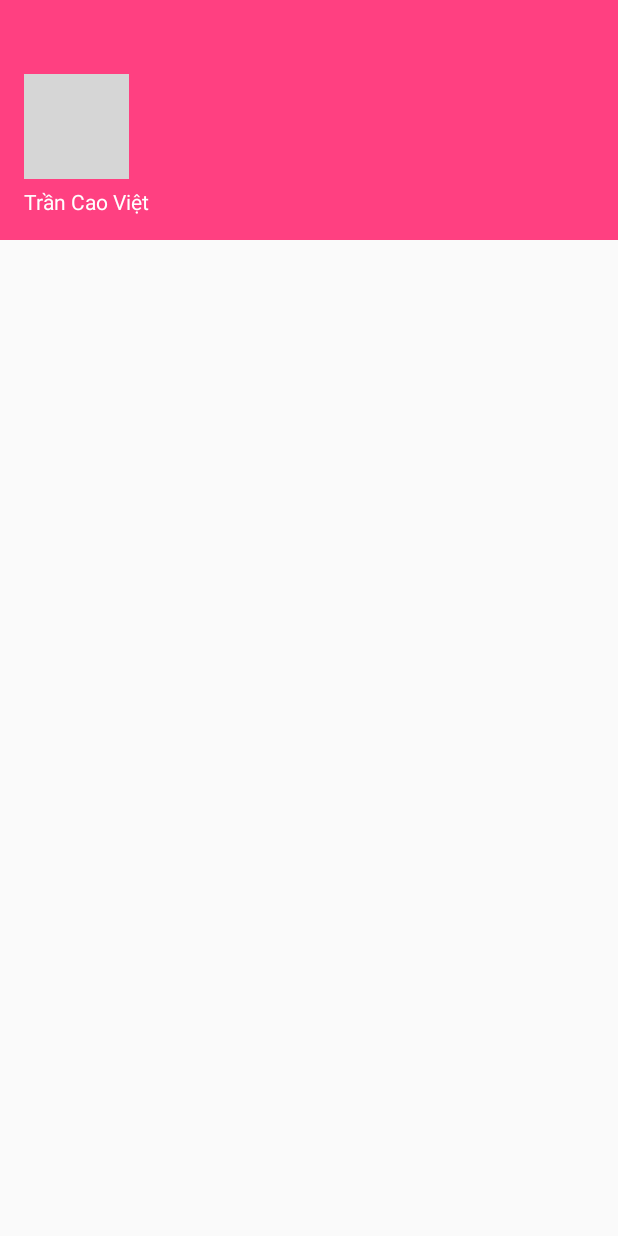
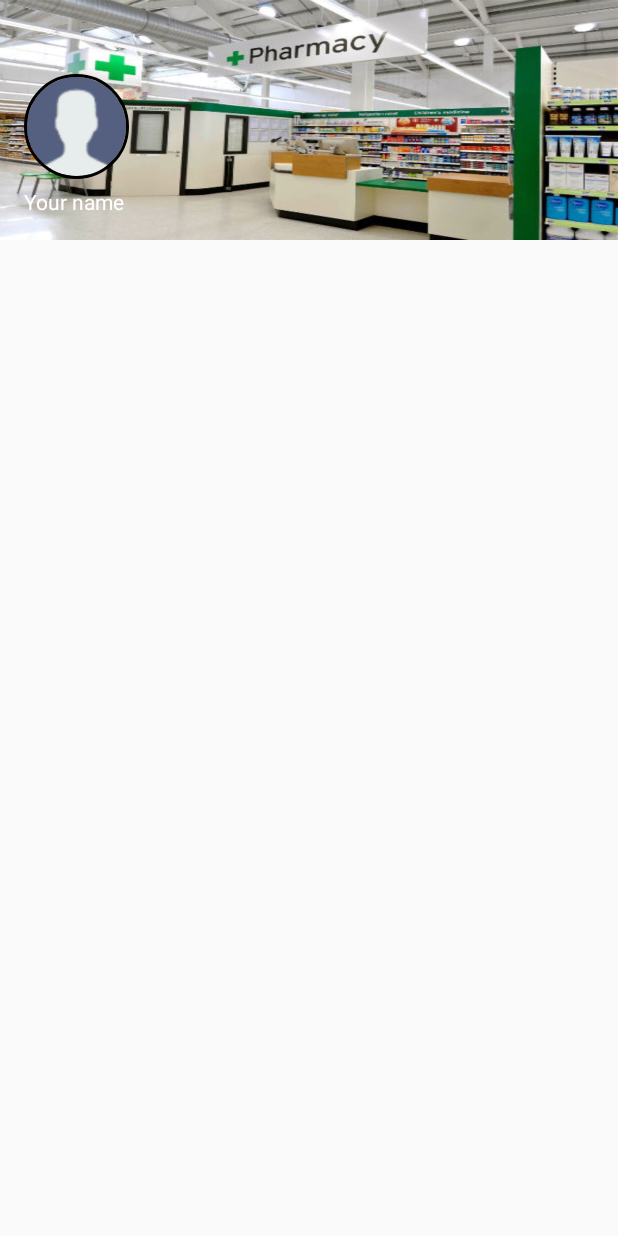
Before and after one commit to trancaoviet7514/HealthyCare, an Android app: the layout nav_header_main.xml on its own in the app's theme, with its tools: preview values and no code run, on a phone screen of 412 x 824 dp. Run offline under Robolectric (Android 15) with nearby library versions, the phone set to English and light mode, and no system bars; grey boxes are pictures that could not be loaded.

Commit message:
Update navigation bar UI

```diff
--- a/app/src/main/res/layout/nav_header_main.xml
+++ b/app/src/main/res/layout/nav_header_main.xml
@@ -9,7 +9,7 @@
     android:paddingLeft="@dimen/activity_horizontal_margin"
     android:paddingRight="@dimen/activity_horizontal_margin"
     android:paddingTop="@dimen/activity_vertical_margin"
-    android:background="@color/colorAccent">
+    android:background="@drawable/cover_background_default">
 
 
     <de.hdodenhof.circleimageview.CircleImageView
@@ -17,7 +17,7 @@
         android:id="@+id/profile_image"
         android:layout_width="70dp"
     android:layout_height="70dp"
-    android:src="@drawable/avatar"
+    android:src="@drawable/avatar_default"
     app:civ_border_width="2dp"
     app:civ_border_color="#FF000000"/>
 
@@ -28,7 +28,7 @@
         android:textColor="#fff"
         android:layout_marginTop="5dp"
         android:id="@+id/txtUserName_nav"
-        android:text="Trần Cao Việt"/>
+        android:text="@string/str_user_name_default"/>
 
 
 </LinearLayout>
--- a/app/src/main/res/menu/activity_main_drawer.xml
+++ b/app/src/main/res/menu/activity_main_drawer.xml
@@ -48,8 +48,8 @@
                     android:title="@string/theme" />
                 <item
                     android:id="@+id/nav_logOut"
-                    android:icon="@drawable/ic_log_out"
-                    android:title="@string/log_out" />
+                    android:icon="@drawable/ic_login"
+                    android:title="@string/str_login" />
 
             </group>
         </menu>
--- a/app/src/main/res/values/strings.xml
+++ b/app/src/main/res/values/strings.xml
@@ -72,6 +72,8 @@
     <string name="str_widget">Widget</string>
     <string name="str_system">System</string>
     <string name="str_search_health_insurance">Search health insurance</string>
+    <string name="str_user_name_default">Your name</string>
+    <string name="str_login">Login</string>
 
 
 </resources>
```
Also changed, not shown: 2 other files.
